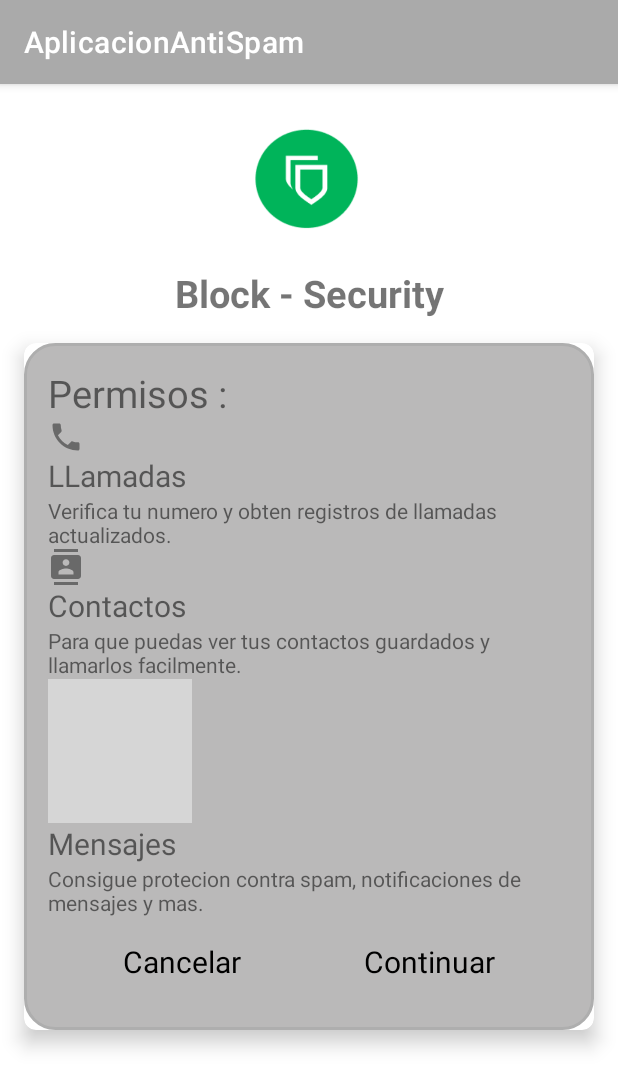
After one commit to Capacoila/AplicacionAntiSpam, an Android app: the activity_Listapermisos screen opened directly, with no data from a screen before it, on a phone screen of 412 x 824 dp. The commit adds this screen. Shown: the top 1088 px of the screen. Run offline under Robolectric (Android 15) with nearby library versions, the phone set to English and light mode, and no system bars; grey boxes are pictures that could not be loaded.

Commit message:
Avance 08-05

```diff
--- a/app/build.gradle
+++ b/app/build.gradle
@@ -29,7 +29,7 @@ android {
 }
 
 dependencies {
-
+    implementation 'com.google.android.material:material:1.4.0'
     implementation 'androidx.appcompat:appcompat:1.6.1'
     implementation 'com.google.android.material:material:1.8.0'
     implementation 'androidx.constraintlayout:constraintlayout:2.1.4'
--- a/app/src/main/AndroidManifest.xml
+++ b/app/src/main/AndroidManifest.xml
@@ -11,6 +11,18 @@
         android:supportsRtl="true"
         android:theme="@style/Theme.AplicacionAntiSpam"
         tools:targetApi="31">
+        <activity
+            android:name=".Verllamadas"
+            android:exported="true">
+            <intent-filter>
+                <action android:name="android.intent.action.MAIN" />
+
+                <category android:name="android.intent.category.LAUNCHER" />
+            </intent-filter>
+            </activity>
+        <activity
+            android:name=".activity_Listapermisos"
+            android:exported="false" />
         <activity
             android:name=".PedirNumero"
             android:exported="false" />
@@ -26,11 +38,7 @@
         <activity
             android:name=".MainActivity"
             android:exported="true">
-            <intent-filter>
-                <action android:name="android.intent.action.MAIN" />
 
-                <category android:name="android.intent.category.LAUNCHER" />
-            </intent-filter>
         </activity>
     </application>
 
--- /dev/null
+++ b/app/src/main/java/pe/aplicacion/antispam/Verllamadas.java
@@ -0,0 +1,14 @@
+package pe.aplicacion.antispam;
+
+import androidx.appcompat.app.AppCompatActivity;
+
+import android.os.Bundle;
+
+public class Verllamadas extends AppCompatActivity {
+
+    @Override
+    protected void onCreate(Bundle savedInstanceState) {
+        super.onCreate(savedInstanceState);
+        setContentView(R.layout.activity_verllamadas);
+    }
+}
--- /dev/null
+++ b/app/src/main/java/pe/aplicacion/antispam/activity_Listapermisos.java
@@ -0,0 +1,24 @@
+package pe.aplicacion.antispam;
+
+import androidx.appcompat.app.AppCompatActivity;
+
+import android.os.Bundle;
+import android.view.View;
+import android.widget.Button;
+import android.widget.TextView;
+
+public class activity_Listapermisos extends AppCompatActivity implements View.OnClickListener {
+    TextView txtCancel,txtContinue;
+    @Override
+    protected void onCreate(Bundle savedInstanceState) {
+        super.onCreate(savedInstanceState);
+        setContentView(R.layout.activity_listapermisos);
+        txtCancel = findViewById(R.id.textview_Cancelar);
+        txtContinue = findViewById(R.id.textview_Continuar);
+    }
+
+    @Override
+    public void onClick(View view) {
+
+    }
+}
--- /dev/null
+++ b/app/src/main/res/layout/activity_listapermisos.xml
@@ -0,0 +1,139 @@
+<?xml version="1.0" encoding="utf-8"?>
+<LinearLayout xmlns:android="http://schemas.android.com/apk/res/android"
+    xmlns:app="http://schemas.android.com/apk/res-auto"
+    xmlns:tools="http://schemas.android.com/tools"
+    android:layout_width="match_parent"
+    android:layout_height="match_parent"
+    android:orientation="vertical"
+    tools:context=".activity_Listapermisos">
+
+    <ImageView
+        android:layout_width="90dp"
+        android:layout_height="90dp"
+        android:layout_gravity="center"
+        android:layout_marginTop="16dp"
+        android:src="@drawable/blocklogo" />
+
+    <TextView
+        android:id="@+id/textViewMensaje"
+        android:layout_width="match_parent"
+        android:layout_height="wrap_content"
+        android:layout_marginTop="16dp"
+        android:text="Block - Security"
+        android:textAlignment="center"
+        android:textSize="25sp"
+        android:textStyle="bold" />
+    <androidx.cardview.widget.CardView
+        android:layout_width="match_parent"
+        android:layout_height="wrap_content"
+        android:layout_margin="16dp"
+        app:cardCornerRadius="8dp"
+        app:cardElevation="8dp">
+
+        <LinearLayout
+            android:id="@+id/frameLayout"
+            android:layout_width="wrap_content"
+            android:layout_height="wrap_content"
+            android:background="@drawable/style1"
+            android:orientation="vertical"
+            android:padding="16dp">
+
+            <TextView
+             android:id="@+id/textView2"
+             android:layout_width="wrap_content"
+            android:layout_height="wrap_content"
+            android:text="Permisos :"
+            android:textSize="25sp" />
+
+            <ImageView
+            android:id="@+id/imageView"
+            android:layout_width="wrap_content"
+            android:layout_height="wrap_content"
+            android:src="@drawable/ic_telefono" />
+
+            <TextView
+            android:id="@+id/textView4"
+            android:layout_width="94dp"
+            android:layout_height="27dp"
+            android:text="LLamadas"
+            android:textSize="20sp" />
+
+            <TextView
+            android:id="@+id/textView"
+            android:layout_width="wrap_content"
+            android:layout_height="wrap_content"
+
+            android:text="Verifica tu numero y obten registros de llamadas actualizados." />
+
+            <ImageView
+
+            android:layout_width="wrap_content"
+            android:layout_height="wrap_content"
+            android:src="@drawable/ic_contacto" />
+
+            <TextView
+
+            android:layout_width="wrap_content"
+            android:layout_height="wrap_content"
+            android:text="Contactos"
+            android:textSize="20sp" />
+
+            <TextView
+
+            android:layout_width="wrap_content"
+            android:layout_height="wrap_content"
+            android:text="Para que puedas ver tus contactos guardados y llamarlos facilmente." />
+
+            <ImageView
+            android:id="@+id/imageView2"
+            android:layout_width="wrap_content"
+            android:layout_height="wrap_content"
+            android:src="@drawable/ic_mensaje" />
+
+            <TextView
+            android:id="@+id/textView3"
+            android:layout_width="wrap_content"
+            android:layout_height="wrap_content"
+            android:text="Mensajes"
+            android:textSize="20sp" />
+
+            <TextView
+            android:id="@+id/textView5"
+            android:layout_width="wrap_content"
+            android:layout_height="wrap_content"
+            android:text="Consigue protecion contra spam, notificaciones de mensajes y mas." />
+
+            <LinearLayout
+                android:layout_width="wrap_content"
+                android:layout_height="wrap_content"
+                android:orientation="horizontal"
+                android:layout_gravity="center"
+                >
+
+                <TextView
+                    android:id="@+id/textview_Cancelar"
+                    android:layout_width="wrap_content"
+                    android:layout_height="wrap_content"
+                    android:text="Cancelar"
+                    android:textSize="20sp"
+                    android:padding="16sp"
+                    android:textColor="@color/black"
+                    android:layout_marginEnd="50dp"
+                    android:clickable="true"
+                    android:onClick="onCancelarClick"/>
+
+                <TextView
+                    android:id="@+id/textview_Continuar"
+                    android:layout_width="wrap_content"
+                    android:layout_height="wrap_content"
+                    android:onClick="onPermitirClick"
+                    android:padding="16dp"
+                    android:text="Continuar"
+                    android:clickable="true"
+                    android:textColor="@color/black"
+                    android:textSize="20sp"
+                    android:focusable="true" />
+            </LinearLayout>
+        </LinearLayout>
+    </androidx.cardview.widget.CardView>
+</LinearLayout>
--- a/app/src/main/res/layout/activity_main.xml
+++ b/app/src/main/res/layout/activity_main.xml
@@ -68,8 +68,6 @@
             android:orientation="vertical"
             android:background="@drawable/style1"
             android:padding="16dp"
-            android:layout_marginTop="40dp"
-            android:layout_margin_top="7dp"
             >
 
             <ImageView
@@ -92,8 +90,7 @@
                 android:layout_width="72dp"
                 android:layout_height="72dp"
                 android:layout_marginTop="16dp"
-                android:layout_gravity="center"
-                android:src="@drawable/blockspam1" />
+                android:layout_gravity="center" />
 
 
 
--- a/app/src/main/res/layout/activity_permisocontactos.xml
+++ b/app/src/main/res/layout/activity_permisocontactos.xml
@@ -68,7 +68,7 @@
             android:background="@drawable/style1"
             android:padding="16dp"
             android:layout_marginTop="40dp"
-            android:layout_margin_top="7dp"
+
             >
 
             <ImageView
@@ -92,7 +92,7 @@
                 android:layout_height="72dp"
                 android:layout_marginTop="16dp"
                 android:layout_gravity="center"
-                android:src="@drawable/blockspam1" />
+                 />
 
 
 
--- a/app/src/main/res/layout/activity_permisollamadas.xml
+++ b/app/src/main/res/layout/activity_permisollamadas.xml
@@ -68,8 +68,6 @@
             android:orientation="vertical"
             android:background="@drawable/style1"
             android:padding="16dp"
-            android:layout_marginTop="40dp"
-            android:layout_margin_top="7dp"
             >
 
             <ImageView
@@ -93,7 +91,7 @@
                 android:layout_height="72dp"
                 android:layout_marginTop="16dp"
                 android:layout_gravity="center"
-                android:src="@drawable/blockspam1" />
+                />
 
 
 
--- a/app/src/main/res/layout/activity_permisomensajes.xml
+++ b/app/src/main/res/layout/activity_permisomensajes.xml
@@ -64,7 +64,6 @@
             android:layout_width="match_parent"
             android:layout_height="wrap_content"
             android:layout_marginTop="40dp"
-            android:layout_margin_top="7dp"
             android:background="@drawable/style1"
             android:orientation="vertical"
             android:padding="16dp">
@@ -84,13 +83,6 @@
                 android:textAlignment="center"
                 android:textColor="@color/black"
                 android:textSize="20sp" />
-
-            <ImageView
-                android:layout_width="72dp"
-                android:layout_height="72dp"
-                android:layout_gravity="center"
-                android:layout_marginTop="16dp"
-                android:src="@drawable/blockspam1" />
 
 
             <LinearLayout
--- /dev/null
+++ b/app/src/main/res/layout/activity_verllamadas.xml
@@ -0,0 +1,30 @@
+<?xml version="1.0" encoding="utf-8"?>
+<RelativeLayout xmlns:android="http://schemas.android.com/apk/res/android"
+    xmlns:app="http://schemas.android.com/apk/res-auto"
+    xmlns:tools="http://schemas.android.com/tools"
+    android:layout_width="match_parent"
+    android:layout_height="match_parent"
+    tools:context=".Verllamadas">
+
+    <SearchView
+        android:id="@+id/buscarcontactos"
+        android:layout_width="match_parent"
+        android:layout_height="wrap_content"
+
+        />
+
+    <ListView
+        android:id="@+id/listcontacto"
+        android:layout_width="match_parent"
+        android:layout_height="wrap_content"
+
+        />
+
+    <com.google.android.material.bottomnavigation.BottomNavigationView
+        android:id="@+id/bottom_navigation"
+        android:layout_width="match_parent"
+        android:layout_height="wrap_content"
+        android:layout_alignParentBottom="true"
+        app:menu="@menu/bottom_nav_menu" />
+
+</RelativeLayout>
--- a/app/src/main/res/values/themes.xml
+++ b/app/src/main/res/values/themes.xml
@@ -2,8 +2,8 @@
     <!-- Base application theme. -->
     <style name="Theme.AplicacionAntiSpam" parent="Theme.MaterialComponents.DayNight.DarkActionBar">
         <!-- Primary brand color. -->
-        <item name="colorPrimary">@color/purple_500</item>
-        <item name="colorPrimaryVariant">@color/purple_700</item>
+        <item name="colorPrimary">@android:color/darker_gray</item>
+        <item name="colorPrimaryVariant">#BAB9B9</item>
         <item name="colorOnPrimary">@color/white</item>
         <!-- Secondary brand color. -->
         <item name="colorSecondary">@color/teal_200</item>
```
